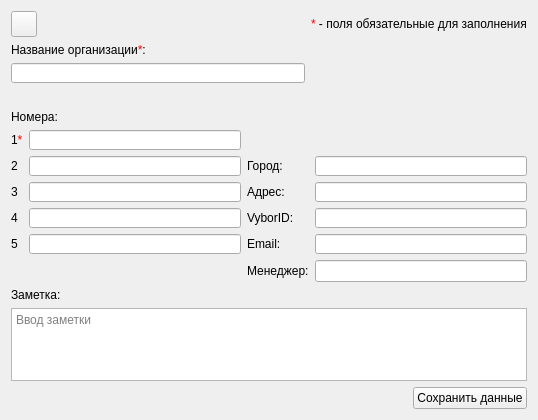
First picture: the form in src/EditOrgContactDialog.ui, repository okostynchuk/Outcall, before the edit.
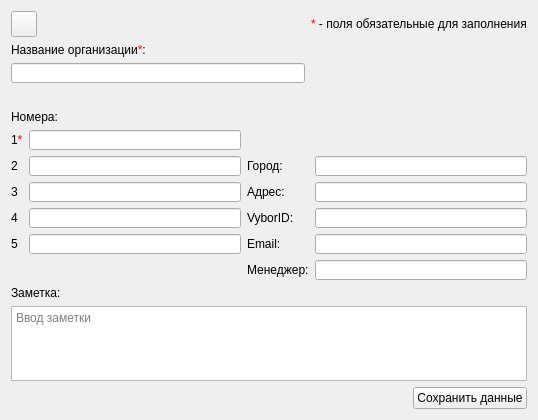
Second picture: the form after the edit. Icons and pictures are not drawn.

Commit message: Internal contacts list fixed + some GUI fixes + translations UPD

Patch:
```diff
--- a/src/EditOrgContactDialog.ui
+++ b/src/EditOrgContactDialog.ui
@@ -51,7 +51,14 @@
       </widget>
      </item>
      <item row="6" column="3">
-      <widget class="QLineEdit" name="employee"/>
+      <widget class="QLineEdit" name="employee">
+       <property name="minimumSize">
+        <size>
+         <width>0</width>
+         <height>20</height>
+        </size>
+       </property>
+      </widget>
      </item>
      <item row="1" column="2" colspan="2">
       <widget class="QLabel" name="label_14">
```
The commit also changes 19 other files.
